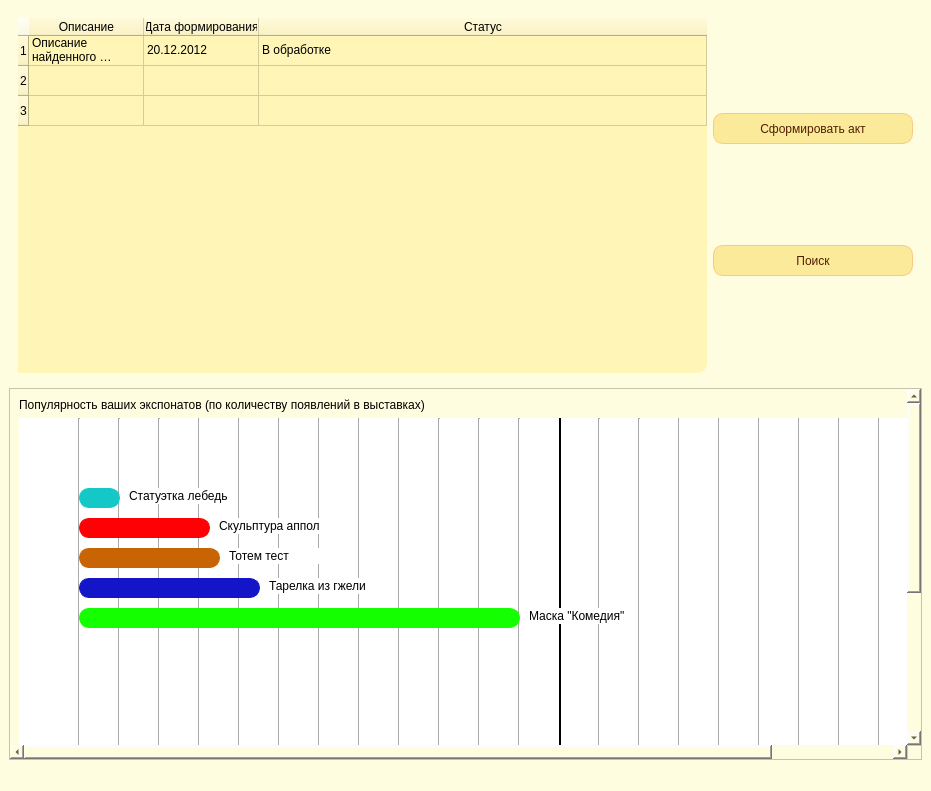
Telegrammer/Muse, file ui/raw/untitled.ui: the form before one commit.
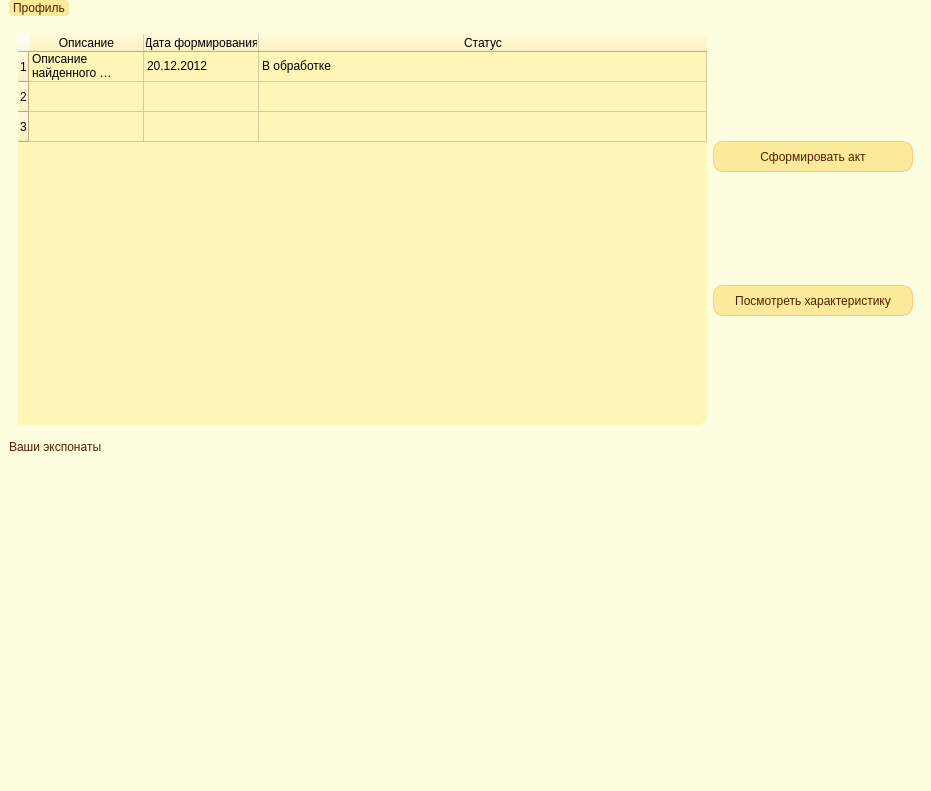
The form after the commit.

Diff of the .ui file:
```diff
--- a/ui/raw/untitled.ui
+++ b/ui/raw/untitled.ui
@@ -249,7 +249,7 @@
 }</string>
            </property>
            <property name="text">
-            <string>Поиск</string>
+            <string>Посмотреть характеристику</string>
            </property>
            <property name="shortcut">
             <string>Ctrl+S</string>
@@ -262,581 +262,27 @@
      </widget>
     </item>
     <item>
-     <widget class="QScrollArea" name="scrollArea">
-      <property name="widgetResizable">
-       <bool>true</bool>
+     <widget class="QLabel" name="label">
+      <property name="styleSheet">
+       <string notr="true">QLabel {
+	font: 87 12pt &quot;Arial Black&quot;;
+	color: rgb(82, 30, 1);
+}</string>
       </property>
-      <widget class="QWidget" name="scrollAreaWidgetContents">
-       <property name="geometry">
-        <rect>
-         <x>0</x>
-         <y>0</y>
-         <width>1042</width>
-         <height>611</height>
-        </rect>
-       </property>
-       <layout class="QVBoxLayout" name="verticalLayout">
-        <item>
-         <widget class="QLabel" name="label_32">
-          <property name="text">
-           <string>Популярность ваших экспонатов (по количеству появлений в выставках)</string>
-          </property>
-          <property name="alignment">
-           <set>Qt::AlignLeading|Qt::AlignLeft|Qt::AlignVCenter</set>
-          </property>
-         </widget>
-        </item>
-        <item>
-         <widget class="QWidget" name="gantaDiagramDataWidget" native="true">
-          <property name="sizePolicy">
-           <sizepolicy hsizetype="Fixed" vsizetype="Fixed">
-            <horstretch>0</horstretch>
-            <verstretch>0</verstretch>
-           </sizepolicy>
-          </property>
-          <property name="minimumSize">
-           <size>
-            <width>1024</width>
-            <height>574</height>
-           </size>
-          </property>
-          <property name="styleSheet">
-           <string notr="true">background-color: rgb(255, 255, 255);</string>
-          </property>
-          <widget class="Line" name="line">
-           <property name="geometry">
-            <rect>
-             <x>50</x>
-             <y>0</y>
-             <width>21</width>
-             <height>621</height>
-            </rect>
-           </property>
-           <property name="orientation">
-            <enum>Qt::Vertical</enum>
-           </property>
-          </widget>
-          <widget class="Line" name="line_2">
-           <property name="geometry">
-            <rect>
-             <x>90</x>
-             <y>0</y>
-             <width>21</width>
-             <height>621</height>
-            </rect>
-           </property>
-           <property name="orientation">
-            <enum>Qt::Vertical</enum>
-           </property>
-          </widget>
-          <widget class="Line" name="line_3">
-           <property name="geometry">
-            <rect>
-             <x>130</x>
-             <y>0</y>
-             <width>21</width>
-             <height>621</height>
-            </rect>
-           </property>
-           <property name="orientation">
-            <enum>Qt::Vertical</enum>
-           </property>
-          </widget>
-          <widget class="Line" name="line_4">
-           <property name="geometry">
-            <rect>
-             <x>250</x>
-             <y>-10</y>
-             <width>21</width>
-             <height>621</height>
-            </rect>
-           </property>
-           <property name="orientation">
-            <enum>Qt::Vertical</enum>
-           </property>
-          </widget>
-          <widget class="Line" name="line_5">
-           <property name="geometry">
-            <rect>
-             <x>210</x>
-             <y>-10</y>
-             <width>21</width>
-             <height>621</height>
-            </rect>
-           </property>
-           <property name="orientation">
-            <enum>Qt::Vertical</enum>
-           </property>
-          </widget>
-          <widget class="Line" name="line_6">
-           <property name="geometry">
-            <rect>
-             <x>170</x>
-             <y>-10</y>
-             <width>21</width>
-             <height>621</height>
-            </rect>
-           </property>
-           <property name="orientation">
-            <enum>Qt::Vertical</enum>
-           </property>
-          </widget>
-          <widget class="QLabel" name="label">
-           <property name="geometry">
-            <rect>
-             <x>60</x>
-             <y>100</y>
-             <width>131</width>
-             <height>20</height>
-            </rect>
-           </property>
-           <property name="styleSheet">
-            <string notr="true">background-color: rgb(255, 0, 4);
-
-border: 1px solid rgb(255, 0, 4);
-border-radius: 10px;
-</string>
-           </property>
-           <property name="text">
-            <string/>
-           </property>
-          </widget>
-          <widget class="QLabel" name="label_2">
-           <property name="geometry">
-            <rect>
-             <x>60</x>
-             <y>130</y>
-             <width>141</width>
-             <height>20</height>
-            </rect>
-           </property>
-           <property name="styleSheet">
-            <string notr="true">background-color: rgb(200, 100, 4);
-
-border: 1px solid rgb(200, 100, 4);
-border-radius: 10px;
-</string>
-           </property>
-           <property name="text">
-            <string/>
-           </property>
-          </widget>
-          <widget class="Line" name="line_7">
-           <property name="geometry">
-            <rect>
-             <x>370</x>
-             <y>-10</y>
-             <width>21</width>
-             <height>621</height>
-            </rect>
-           </property>
-           <property name="orientation">
-            <enum>Qt::Vertical</enum>
-           </property>
-          </widget>
-          <widget class="Line" name="line_8">
-           <property name="geometry">
-            <rect>
-             <x>490</x>
-             <y>0</y>
-             <width>21</width>
-             <height>621</height>
-            </rect>
-           </property>
-           <property name="orientation">
-            <enum>Qt::Vertical</enum>
-           </property>
-          </widget>
-          <widget class="Line" name="line_9">
-           <property name="geometry">
-            <rect>
-             <x>450</x>
-             <y>0</y>
-             <width>21</width>
-             <height>621</height>
-            </rect>
-           </property>
-           <property name="orientation">
-            <enum>Qt::Vertical</enum>
-           </property>
-          </widget>
-          <widget class="Line" name="line_10">
-           <property name="geometry">
-            <rect>
-             <x>410</x>
-             <y>0</y>
-             <width>21</width>
-             <height>621</height>
-            </rect>
-           </property>
-           <property name="orientation">
-            <enum>Qt::Vertical</enum>
-           </property>
-          </widget>
-          <widget class="Line" name="line_11">
-           <property name="geometry">
-            <rect>
-             <x>330</x>
-             <y>-10</y>
-             <width>21</width>
-             <height>621</height>
-            </rect>
-           </property>
-           <property name="orientation">
-            <enum>Qt::Vertical</enum>
-           </property>
-          </widget>
-          <widget class="Line" name="line_12">
-           <property name="geometry">
-            <rect>
-             <x>290</x>
-             <y>-10</y>
-             <width>21</width>
-             <height>621</height>
-            </rect>
-           </property>
-           <property name="orientation">
-            <enum>Qt::Vertical</enum>
-           </property>
-          </widget>
-          <widget class="QLabel" name="label_3">
-           <property name="geometry">
-            <rect>
-             <x>60</x>
-             <y>160</y>
-             <width>181</width>
-             <height>20</height>
-            </rect>
-           </property>
-           <property name="styleSheet">
-            <string notr="true">background-color: rgb(20, 20, 200);
-
-border: 1px solid rgb(20, 20, 200);
-border-radius: 10px;
-</string>
-           </property>
-           <property name="text">
-            <string/>
-           </property>
-          </widget>
-          <widget class="QLabel" name="label_4">
-           <property name="geometry">
-            <rect>
-             <x>200</x>
-             <y>100</y>
-             <width>101</width>
-             <height>16</height>
-            </rect>
-           </property>
-           <property name="text">
-            <string>Скульптура апполон</string>
-           </property>
-          </widget>
-          <widget class="QLabel" name="label_5">
-           <property name="geometry">
-            <rect>
-             <x>210</x>
-             <y>130</y>
-             <width>101</width>
-             <height>16</height>
-            </rect>
-           </property>
-           <property name="text">
-            <string>Тотем тест</string>
-           </property>
-          </widget>
-          <widget class="QLabel" name="label_6">
-           <property name="geometry">
-            <rect>
-             <x>250</x>
-             <y>160</y>
-             <width>111</width>
-             <height>16</height>
-            </rect>
-           </property>
-           <property name="text">
-            <string>Тарелка из гжели</string>
-           </property>
-          </widget>
-          <widget class="QLabel" name="label_7">
-           <property name="geometry">
-            <rect>
-             <x>60</x>
-             <y>70</y>
-             <width>41</width>
-             <height>20</height>
-            </rect>
-           </property>
-           <property name="styleSheet">
-            <string notr="true">background-color: rgb(20, 200, 200);
-
-border: 1px solid rgb(20, 200, 200);
-border-radius: 10px;
-</string>
-           </property>
-           <property name="text">
-            <string/>
-           </property>
-          </widget>
-          <widget class="QLabel" name="label_8">
-           <property name="geometry">
-            <rect>
-             <x>510</x>
-             <y>190</y>
-             <width>101</width>
-             <height>16</height>
-            </rect>
-           </property>
-           <property name="text">
-            <string>Маска &quot;Комедия&quot;</string>
-           </property>
-          </widget>
-          <widget class="QLabel" name="label_9">
-           <property name="geometry">
-            <rect>
-             <x>60</x>
-             <y>190</y>
-             <width>441</width>
-             <height>20</height>
-            </rect>
-           </property>
-           <property name="styleSheet">
-            <string notr="true">background-color: rgb(20, 255, 0);
-
-border: 1px solid rgb(20, 255, 0);
-border-radius: 10px;
-</string>
-           </property>
-           <property name="text">
-            <string/>
-           </property>
-          </widget>
-          <widget class="Line" name="line_37">
-           <property name="geometry">
-            <rect>
-             <x>610</x>
-             <y>0</y>
-             <width>21</width>
-             <height>621</height>
-            </rect>
-           </property>
-           <property name="orientation">
-            <enum>Qt::Vertical</enum>
-           </property>
-          </widget>
-          <widget class="Line" name="line_38">
-           <property name="geometry">
-            <rect>
-             <x>730</x>
-             <y>-10</y>
-             <width>21</width>
-             <height>621</height>
-            </rect>
-           </property>
-           <property name="orientation">
-            <enum>Qt::Vertical</enum>
-           </property>
-          </widget>
-          <widget class="Line" name="line_39">
-           <property name="geometry">
-            <rect>
-             <x>850</x>
-             <y>-10</y>
-             <width>21</width>
-             <height>621</height>
-            </rect>
-           </property>
-           <property name="orientation">
-            <enum>Qt::Vertical</enum>
-           </property>
-          </widget>
-          <widget class="Line" name="line_40">
-           <property name="geometry">
-            <rect>
-             <x>690</x>
-             <y>-10</y>
-             <width>21</width>
-             <height>621</height>
-            </rect>
-           </property>
-           <property name="orientation">
-            <enum>Qt::Vertical</enum>
-           </property>
-          </widget>
-          <widget class="Line" name="line_41">
-           <property name="geometry">
-            <rect>
-             <x>770</x>
-             <y>-10</y>
-             <width>21</width>
-             <height>621</height>
-            </rect>
-           </property>
-           <property name="orientation">
-            <enum>Qt::Vertical</enum>
-           </property>
-          </widget>
-          <widget class="Line" name="line_42">
-           <property name="geometry">
-            <rect>
-             <x>890</x>
-             <y>0</y>
-             <width>21</width>
-             <height>621</height>
-            </rect>
-           </property>
-           <property name="orientation">
-            <enum>Qt::Vertical</enum>
-           </property>
-          </widget>
-          <widget class="Line" name="line_43">
-           <property name="geometry">
-            <rect>
-             <x>650</x>
-             <y>-10</y>
-             <width>21</width>
-             <height>621</height>
-            </rect>
-           </property>
-           <property name="orientation">
-            <enum>Qt::Vertical</enum>
-           </property>
-          </widget>
-          <widget class="Line" name="line_44">
-           <property name="geometry">
-            <rect>
-             <x>570</x>
-             <y>0</y>
-             <width>21</width>
-             <height>621</height>
-            </rect>
-           </property>
-           <property name="orientation">
-            <enum>Qt::Vertical</enum>
-           </property>
-          </widget>
-          <widget class="Line" name="line_45">
-           <property name="geometry">
-            <rect>
-             <x>930</x>
-             <y>0</y>
-             <width>21</width>
-             <height>621</height>
-            </rect>
-           </property>
-           <property name="orientation">
-            <enum>Qt::Vertical</enum>
-           </property>
-          </widget>
-          <widget class="Line" name="line_46">
-           <property name="geometry">
-            <rect>
-             <x>540</x>
-             <y>0</y>
-             <width>2</width>
-             <height>621</height>
-            </rect>
-           </property>
-           <property name="sizePolicy">
-            <sizepolicy hsizetype="Minimum" vsizetype="Minimum">
-             <horstretch>0</horstretch>
-             <verstretch>0</verstretch>
-            </sizepolicy>
-           </property>
-           <property name="minimumSize">
-            <size>
-             <width>2</width>
-             <height>0</height>
-            </size>
-           </property>
-           <property name="styleSheet">
-            <string notr="true">background-color: rgb(255, 255, 255);
-border-color: rgb(125, 116, 255);
-color: rgb(255, 255, 255);
-
-border: 2px solid;</string>
-           </property>
-           <property name="orientation">
-            <enum>Qt::Vertical</enum>
-           </property>
-          </widget>
-          <widget class="Line" name="line_47">
-           <property name="geometry">
-            <rect>
-             <x>970</x>
-             <y>0</y>
-             <width>21</width>
-             <height>621</height>
-            </rect>
-           </property>
-           <property name="orientation">
-            <enum>Qt::Vertical</enum>
-           </property>
-          </widget>
-          <widget class="Line" name="line_48">
-           <property name="geometry">
-            <rect>
-             <x>810</x>
-             <y>-10</y>
-             <width>21</width>
-             <height>621</height>
-            </rect>
-           </property>
-           <property name="orientation">
-            <enum>Qt::Vertical</enum>
-           </property>
-          </widget>
-          <widget class="QLabel" name="label_10">
-           <property name="geometry">
-            <rect>
-             <x>110</x>
-             <y>70</y>
-             <width>101</width>
-             <height>16</height>
-            </rect>
-           </property>
-           <property name="text">
-            <string>Статуэтка лебедь</string>
-           </property>
-          </widget>
-          <zorder>line_41</zorder>
-          <zorder>line_44</zorder>
-          <zorder>line_40</zorder>
-          <zorder>line_45</zorder>
-          <zorder>line_48</zorder>
-          <zorder>line_43</zorder>
-          <zorder>line_46</zorder>
-          <zorder>line_39</zorder>
-          <zorder>line_38</zorder>
-          <zorder>line_47</zorder>
-          <zorder>line_37</zorder>
-          <zorder>line_42</zorder>
-          <zorder>line</zorder>
-          <zorder>line_2</zorder>
-          <zorder>line_3</zorder>
-          <zorder>line_4</zorder>
-          <zorder>line_5</zorder>
-          <zorder>line_6</zorder>
-          <zorder>label</zorder>
-          <zorder>label_2</zorder>
-          <zorder>line_7</zorder>
-          <zorder>line_8</zorder>
-          <zorder>line_9</zorder>
-          <zorder>line_10</zorder>
-          <zorder>line_11</zorder>
-          <zorder>line_12</zorder>
-          <zorder>label_3</zorder>
-          <zorder>label_4</zorder>
-          <zorder>label_5</zorder>
-          <zorder>label_6</zorder>
-          <zorder>label_7</zorder>
-          <zorder>label_8</zorder>
-          <zorder>label_9</zorder>
-          <zorder>label_10</zorder>
-         </widget>
-        </item>
-       </layout>
-      </widget>
+      <property name="text">
+       <string>Ваши экспонаты</string>
+      </property>
+     </widget>
+    </item>
+    <item>
+     <widget class="QWidget" name="exhibitWidget" native="true">
+      <property name="minimumSize">
+       <size>
+        <width>0</width>
+        <height>300</height>
+       </size>
+      </property>
+      <layout class="QVBoxLayout" name="verticalLayout_4"/>
      </widget>
     </item>
    </layout>
@@ -850,6 +296,15 @@
      <height>21</height>
     </rect>
    </property>
+   <widget class="QMenu" name="menu">
+    <property name="title">
+     <string>Профиль</string>
+    </property>
+    <addaction name="showpProfileInfoAction"/>
+    <addaction name="separator"/>
+    <addaction name="quitSessionAction_2"/>
+   </widget>
+   <addaction name="menu"/>
   </widget>
   <widget class="QStatusBar" name="statusbar"/>
   <action name="selectEmployeeTableAction">
```
Left out of the diff: 17 changed lines with no effect on the pictures.
